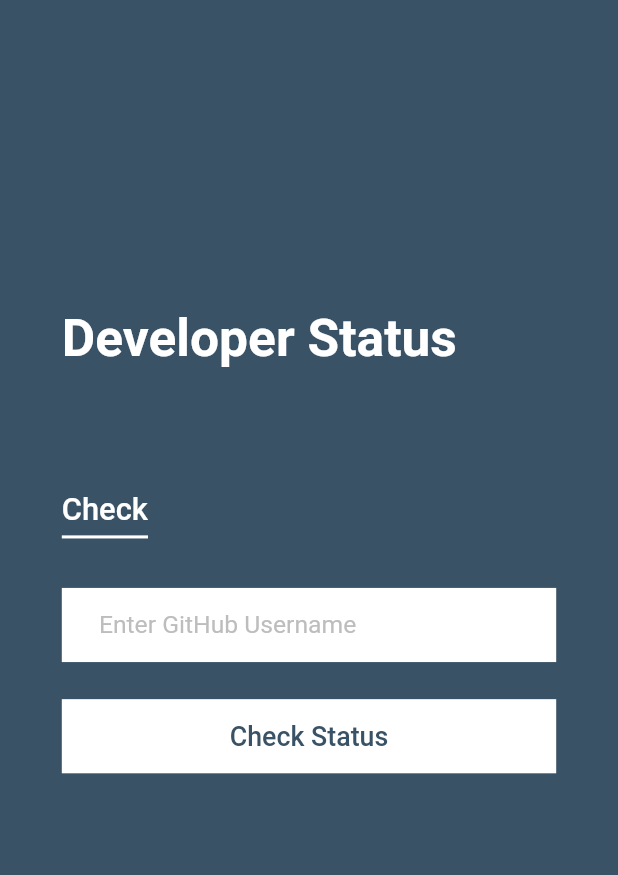
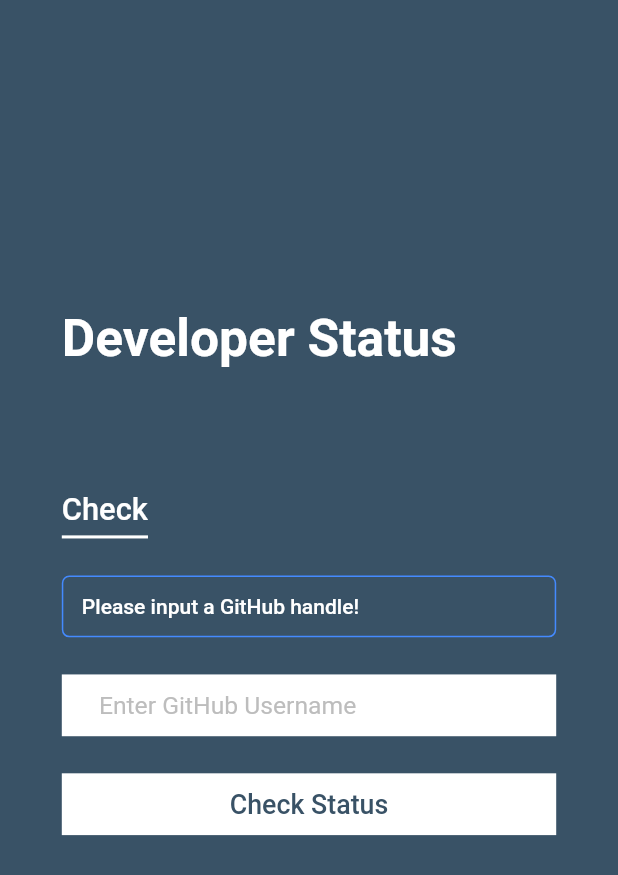
Before and after one commit to maykhid/Devstatus, a Flutter app: the screen it shows after launch, after a tap on "Check Status", on a phone screen of 412 x 824 dp. Shown: the top 875 px of the screen. Run offline on Flutter 3.47's test engine with Material 2 defaults, Android fonts, the phone set to English and light mode, and no system bars; our stand-ins replace connectivity_plus, dartz, sizer.

```diff
--- a/lib/app/gitstatus_app.dart
+++ b/lib/app/gitstatus_app.dart
@@ -1,3 +1,5 @@
+import 'package:connectivity_plus/connectivity_plus.dart';
+import 'package:dev_stat/core/services/connectivity/network_connectivity.dart';
 import 'package:flutter/material.dart';
 
 import 'package:provider/provider.dart';
@@ -6,17 +8,28 @@ import 'package:sizer/sizer.dart';
 import 'package:dev_stat/ui/screens/home/home_screen.dart';
 import 'package:dev_stat/ui/screens/home/home_screen_viewmodel.dart';
 
-class GitStatusApp extends StatelessWidget {
+class DevStatusApp extends StatelessWidget {
+  final Connectivity _connectivity = Connectivity();
   @override
   Widget build(BuildContext context) {
     // GitUserUseCaseImpl gitUserUseCaseImpl;
     return Sizer(builder: (context, _, __) {
-      return ChangeNotifierProvider(
-        create: (_) => HomeScreenViewModel(),
-        child: MaterialApp(
-          debugShowCheckedModeBanner: false,
-          home: HomeScreen(),
-        ),
+      return MultiProvider(
+        providers: [
+          ChangeNotifierProvider(
+            create: (_) => HomeScreenViewModel(),
+            // child:
+          ),
+          ChangeNotifierProvider.value(
+            value: NetworkConnectivity.instance(_connectivity),
+          ),
+        ],
+        builder: (context, _) {
+          return MaterialApp(
+            debugShowCheckedModeBanner: false,
+            home: HomeScreen(),
+          );
+        },
       );
     });
   }
--- a/lib/main.dart
+++ b/lib/main.dart
@@ -3,5 +3,5 @@ import 'package:flutter/material.dart';
 import 'app/gitstatus_app.dart';
 
 void main() {
-  runApp(GitStatusApp());
+  runApp(DevStatusApp());
 }
--- a/lib/ui/screens/home/home_screen.dart
+++ b/lib/ui/screens/home/home_screen.dart
@@ -1,5 +1,6 @@
 import 'dart:ui';
 
+import 'package:dev_stat/core/services/connectivity/network_connectivity.dart';
 import 'package:flutter/material.dart';
 
 import 'package:provider/provider.dart';
@@ -21,13 +22,16 @@ class HomeScreen extends StatefulWidget {
 class _HomeScreenState extends State<HomeScreen> {
   @override
   Widget build(BuildContext context) {
-    return Consumer<HomeScreenViewModel>(
-      builder: (context, model, _) {
+    return Consumer2<HomeScreenViewModel, NetworkConnectivity>(
+      builder: (context, model, model2, _) {
         return BaseView(
           backgroundColor: AppColors.deepBlue,
           showLoading: model.state == ViewState.Busy,
           body: Center(
-            child: CheckStatus(model: model),
+            child: CheckStatus(
+              model: model,
+              model2: model2,
+            ),
           ),
         );
       },
@@ -37,8 +41,9 @@ class _HomeScreenState extends State<HomeScreen> {
 
 class CheckStatus extends StatelessWidget {
   final HomeScreenViewModel model;
+  final NetworkConnectivity model2;
 
-  CheckStatus({required this.model});
+  CheckStatus({required this.model, required this.model2});
 
   @override
   Widget build(BuildContext context) {
@@ -59,21 +64,20 @@ class CheckStatus extends StatelessWidget {
           // check text
           buildUnderlinedText(),
 
-          SizedBox(
-            height: 4.h,
-          ),
+          (model.displayMessanger)
+              ? MessangerWidget(message: model.message)
+              : Container(),
 
           // enter username
-          buildTextFormField(),
-
-          SizedBox(
-            height: 3.h,
+          Padding(
+            padding: EdgeInsets.only(top: 3.h, bottom: 3.h),
+            child: buildTextFormField(),
           ),
 
           // check status button
           Button.flatterButton(
             onTap: () async {
-              model.validateInput(context);
+              model.validateInput(context, model2);
             },
             isLoading: model.isBusy(),
           ),
@@ -103,3 +107,42 @@ class CheckStatus extends StatelessWidget {
     );
   }
 }
+
+class MessangerWidget extends StatelessWidget {
+  const MessangerWidget({
+    Key? key,
+    required this.message,
+  }) : super(key: key);
+
+  final String message;
+  @override
+  Widget build(BuildContext context) {
+    return Padding(
+      padding: EdgeInsets.only(
+        top: 3.h,
+      ),
+      child: Container(
+        child: Align(
+          alignment: Alignment.centerLeft,
+          child: Padding(
+            padding: EdgeInsets.only(left: 3.w),
+            child: Text(
+              message,
+              style:
+                  TextStyle(color: Colors.white, fontWeight: FontWeight.w500),
+            ),
+          ),
+        ),
+        width: MediaQuery.of(context).size.width,
+        height: 5.h,
+        decoration: BoxDecoration(
+          borderRadius: BorderRadius.vertical(
+            top: Radius.circular(5),
+            bottom: Radius.circular(5),
+          ),
+          border: Border.all(color: Colors.blueAccent),
+        ),
+      ),
+    );
+  }
+}
--- a/lib/ui/screens/home/home_screen_viewmodel.dart
+++ b/lib/ui/screens/home/home_screen_viewmodel.dart
@@ -1,3 +1,5 @@
+import 'package:connectivity_plus/connectivity_plus.dart';
+import 'package:dev_stat/core/services/connectivity/network_connectivity.dart';
 import 'package:flutter/material.dart';
 
 import 'package:dev_stat/app/base_viewmodel/base_viewmodel.dart';
@@ -9,15 +11,33 @@ class HomeScreenViewModel extends BaseViewModel {
 
   TextEditingController usernameController = TextEditingController();
 
-  bool _showUser = false;
+  bool _displayMessanger = false;
 
-  bool get displayUser => _showUser;
+  bool get displayMessanger => _displayMessanger;
 
-  void validateInput(BuildContext context) {
+  String _message = '';
+
+  String get message => _message;
+
+  _changeMessanger(bool displayMessager, String message) {
+    _displayMessanger = displayMessager;
+    _message = message;
+    notifyListeners();
+    print('New message $_message $_displayMessanger');
+  }
+
+  void validateInput(BuildContext context, NetworkConnectivity model) {
     if (usernameController.text.trim().isEmpty) {
-      print('Empty text field');
-    } else
+      _changeMessanger(true, 'Please input a GitHub handle!');
+    } else if (model.status == ConnectivityResult.none) {
+      _changeMessanger(true, 'Please connect to the internet and try again!');
+    } else {
+      if (_displayMessanger) {
+        _displayMessanger = false;
+        notifyListeners();
+      }
       gitDevData(context);
+    }
   }
 
   void gitDevData(BuildContext context) async {
@@ -30,6 +50,7 @@ class HomeScreenViewModel extends BaseViewModel {
     changeState(ViewState.Idle);
     result.fold((error) {
       // on error display error on screen
+      _changeMessanger(true, 'User not found!');
     }, (data) {
       // on receiving data transition to next screen
       Navigator.push(
--- a/lib/ui/widgets/buttons.dart
+++ b/lib/ui/widgets/buttons.dart
@@ -12,7 +12,7 @@ class Button {
       onTap: onTap,
       child: Container(
         width: double.infinity,
-        height: 6.h,
+        height: 5.h,
         color: Colors.white,
         child: Center(
           child: !isLoading
--- a/lib/ui/widgets/container_text_field.dart
+++ b/lib/ui/widgets/container_text_field.dart
@@ -15,7 +15,7 @@ class ContainerTextFormField extends StatelessWidget {
   Widget build(BuildContext context) {
     return Container(
       width: double.infinity,
-      height: 6.h,
+      height: 5.h,
       color: Colors.white,
       child: Padding(
         padding: EdgeInsets.only(
```
